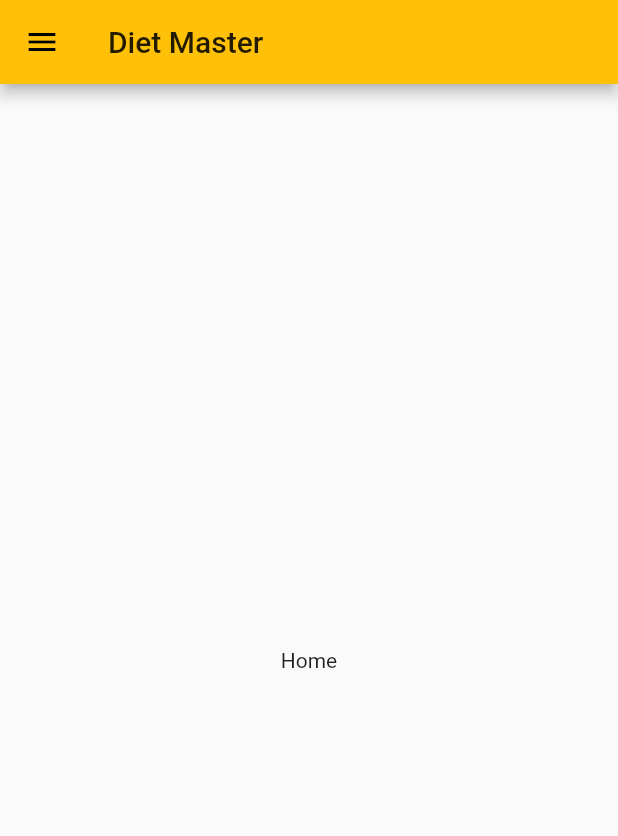
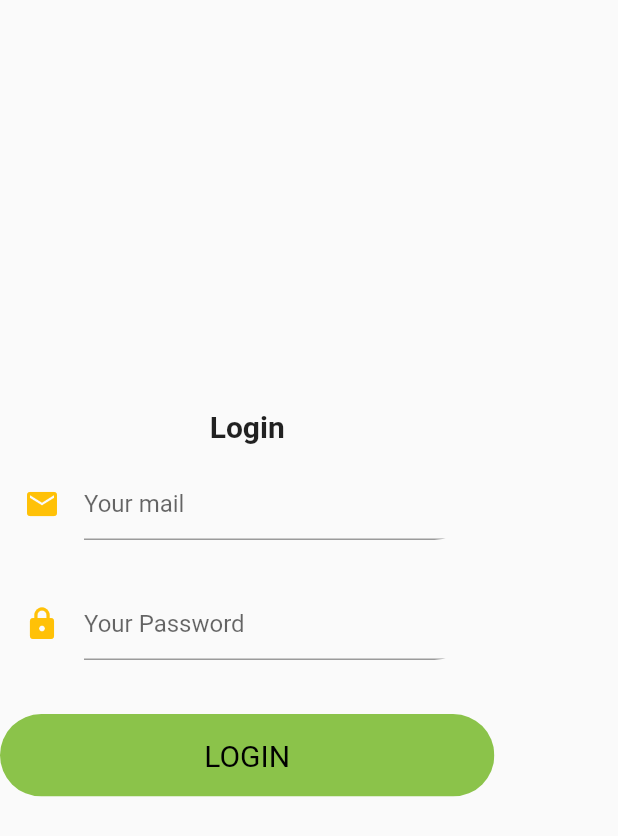
Before and after one commit to Ywhire/app, a Flutter app: the screen it shows after launch, after a tap on "LOGIN", on a phone screen of 412 x 824 dp. Shown: the top 836 px of the screen. Run offline on Flutter 3.47's test engine with Material 2 defaults, Android fonts, the phone set to English and light mode, and no system bars; our stand-ins replace table_calendar.

Commit message:
Login kısmı

```diff
--- /dev/null
+++ b/lib/loginPage.dart
@@ -0,0 +1,81 @@
+import 'package:app/module/home/homePage.dart';
+import 'package:flutter/material.dart';
+
+class LoginPage extends StatelessWidget {
+  @override
+  Widget build(BuildContext context) {
+    return Scaffold(
+      body: LoginBody(),
+    );
+  }
+}
+
+class LoginBody extends StatelessWidget {
+  @override
+  Widget build(BuildContext context) {
+    Size size = MediaQuery.of(context).size;
+
+    return Container(
+      child: Column(
+          mainAxisAlignment: MainAxisAlignment.center,
+          children: <Widget>[
+            Text(
+              "Login",
+              style: TextStyle(fontWeight: FontWeight.bold, fontSize: 20.0),
+            ),
+            Container(
+              padding: EdgeInsets.all(16.0),
+              width: size.width * 0.8,
+              child: ClipRRect(
+                borderRadius: BorderRadius.circular(29),
+                child: TextField(
+                  decoration: InputDecoration(
+                      hintText: "Your mail",
+                      icon: Icon(
+                        Icons.mail,
+                        color: Colors.amber,
+                      )),
+                ),
+              ),
+            ),
+            Container(
+              padding: EdgeInsets.all(16.0),
+              width: size.width * 0.8,
+              child: ClipRRect(
+                borderRadius: BorderRadius.circular(29),
+                child: TextField(
+                  decoration: InputDecoration(
+                      hintText: "Your Password",
+                      icon: Icon(
+                        Icons.lock,
+                        color: Colors.amber,
+                      )),
+                ),
+              ),
+            ),
+            Container(
+              margin: EdgeInsets.symmetric(vertical: 20.0),
+              width: size.width * 0.8,
+              child: ClipRRect(
+                borderRadius: BorderRadius.circular(29),
+                child: TextButton(
+                  style: TextButton.styleFrom(
+                    padding: const EdgeInsets.all(16.0),
+                    primary: Colors.black,
+                    textStyle: const TextStyle(fontSize: 20),
+                    backgroundColor: Colors.lightGreen,
+                  ),
+                  onPressed: () {
+                    Navigator.push(
+                      context,
+                      MaterialPageRoute(builder: (context) => HomePage()),
+                    );
+                  },
+                  child: const Text("LOGIN"),
+                ),
+              ),
+            ),
+          ]),
+    );
+  }
+}
```
Also changed, not shown: lib/module/welcome/body.dart (+9 -3 lines), lib/signUpBody.dart (+47 -1 lines).
